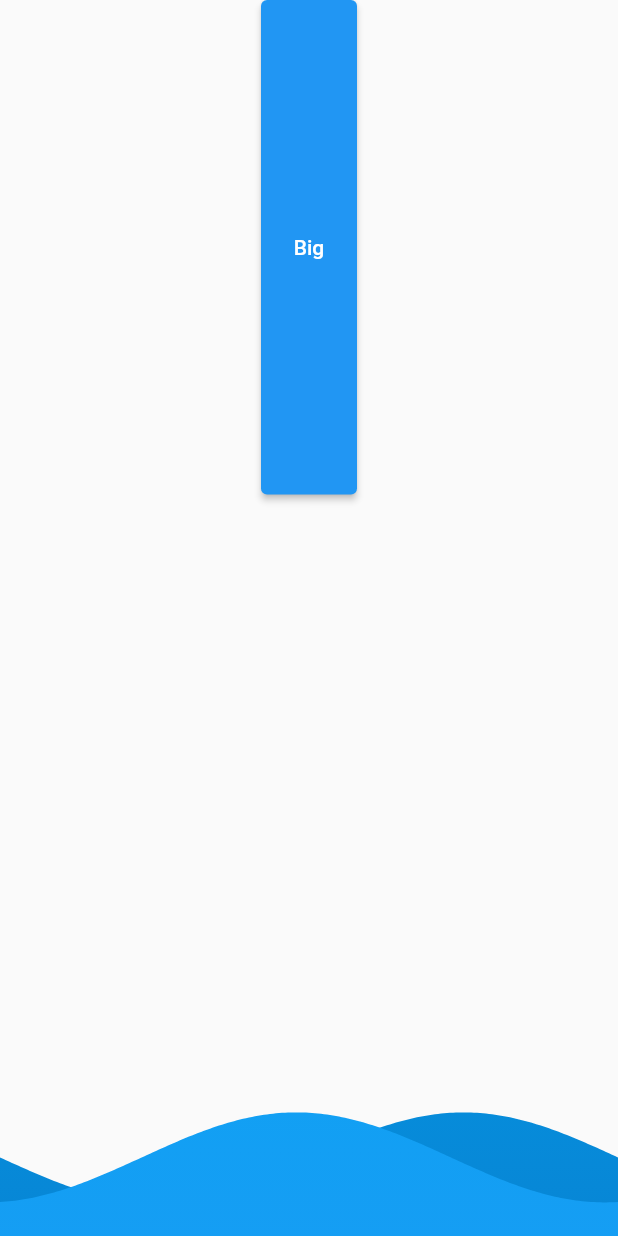
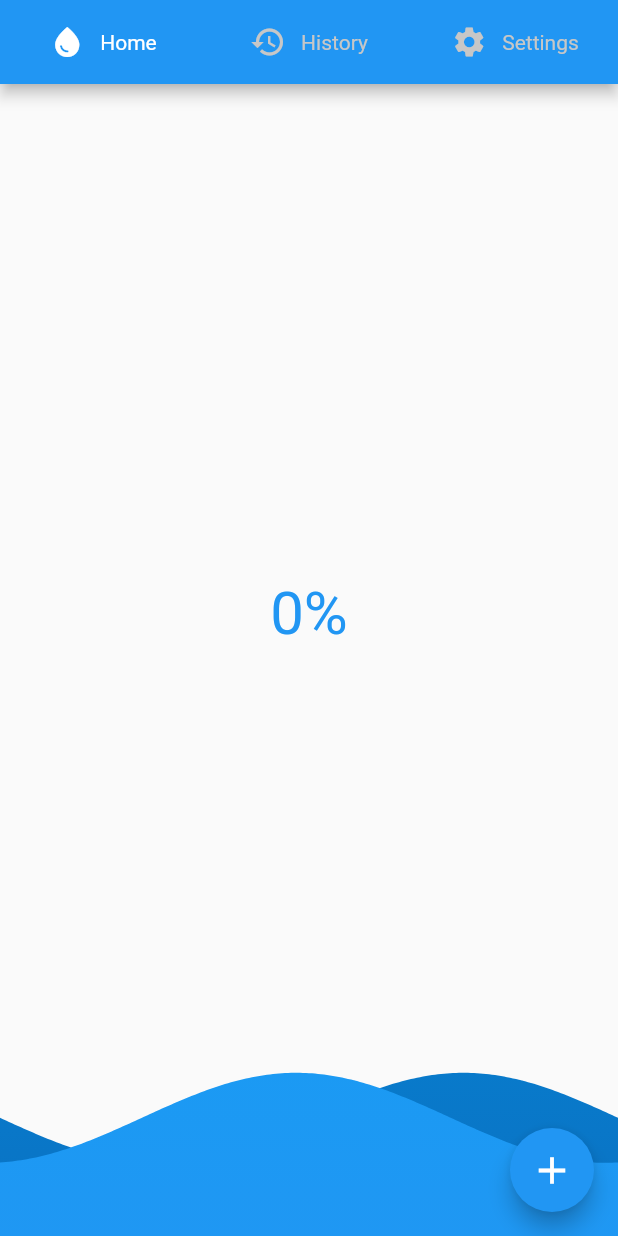
Before and after one commit to RuanEmanuell/waterreminder, a Flutter app: the screen it shows after launch, on a phone screen of 412 x 824 dp. Run offline on Flutter 3.47's test engine with Material 2 defaults, Android fonts, the phone set to English and light mode, and no system bars; drawn by our look-alikes of wave.

Commit message:
starting home screen

```diff
--- a/lib/controller/controller.dart
+++ b/lib/controller/controller.dart
@@ -1,5 +1,12 @@
 import "package:flutter/material.dart";
 
-class Controller extends ChangeNotifier{
-  bool big=false;
+class Controller extends ChangeNotifier {
+  int percentage = 0;
+  double size = 0.8;
+
+  increaseWater() {
+    percentage = percentage + 10;
+    size = size - 0.1;
+    notifyListeners();
+  }
 }
--- a/lib/screens/home.dart
+++ b/lib/screens/home.dart
@@ -5,45 +5,91 @@ import "package:wave/wave.dart";
 
 import "../controller/controller.dart";
 
-class HomeScreen extends StatelessWidget{
+class HomeScreen extends StatelessWidget {
   @override
-  Widget build(BuildContext context){
-    var screenHeight=MediaQuery.of(context).size.height;
-    var screenWidth=MediaQuery.of(context).size.width;
+  Widget build(BuildContext context) {
+    var screenHeight = MediaQuery.of(context).size.height;
+    var screenWidth = MediaQuery.of(context).size.width;
     return Scaffold(
-      body:SingleChildScrollView(
-        physics: NeverScrollableScrollPhysics(),
+        appBar: AppBar(actions: [
+          Expanded(
+              child: InkWell(
+            onTap: () {},
+            child: Row(
+              mainAxisAlignment: MainAxisAlignment.center,
+              children: [const Icon(Icons.water_drop), Container(width: 10), const Text("Home")],
+            ),
+          )),
+          Expanded(
+            child: InkWell(
+              onTap: () {},
+              child: Row(
+                mainAxisAlignment: MainAxisAlignment.center,
+                children: [
+                  const Icon(Icons.history, color: Color.fromARGB(255, 199, 199, 199)),
+                  Container(width: 10),
+                  const Text("History", style: TextStyle(color: Color.fromARGB(255, 199, 199, 199)))
+                ],
+              ),
+            ),
+          ),
+          Expanded(
+            child: InkWell(
+              onTap: () {},
+              child: Row(
+                mainAxisAlignment: MainAxisAlignment.center,
+                children: [
+                  const Icon(Icons.settings, color: Color.fromARGB(255, 199, 199, 199)),
+                  Container(width: 10),
+                  const Text("Settings", style: TextStyle(color: Color.fromARGB(255, 199, 199, 199)))
+                ],
+              ),
+            ),
+          ),
+        ]),
+        body: SingleChildScrollView(
+          physics: const NeverScrollableScrollPhysics(),
           child: Consumer<Controller>(
-          builder:(context, value, child) {
+            builder: (context, value, child) {
               return Column(
                 children: [
-                Container(height: screenHeight/2.5, child:ElevatedButton(
-                  onPressed:(){
-                    value.big=!value.big;
-                    value.notifyListeners();
-                  },
-                  child:Text("Big")
-                )),
-                WaveWidget(size: Size(screenWidth, screenHeight),
-                  config: CustomConfig(
-                    gradients:[
-                      [Color.fromARGB(255, 10, 110, 192), Colors.lightBlue],
+                  Stack(children: [
+                    WaveWidget(
+                      size: Size(screenWidth, screenHeight),
+                      config: CustomConfig(gradients: [
+                        [const Color.fromARGB(255, 10, 110, 192), Colors.lightBlue],
                         [Colors.blue, Colors.lightBlue],
-                    ],
-                    heightPercentages: [value.big ? 0.1: 0.5, value.big ? 0.1:0.5],
-                    durations:[
+                      ], heightPercentages: [
+                        value.size,
+                        value.size
+                      ], durations: [
                         5000,
                         6000
-                    ]
+                      ]),
                     ),
-
+                    Container(
+                      margin: EdgeInsets.only(top: screenHeight / 2.5),
+                      child: Center(
+                        child: Text("${value.percentage}%",
+                            style: TextStyle(
+                                fontSize: 40, color: value.size >= 0.4 ? Colors.blue : Colors.white)),
+                      ),
                     )
-
+                  ])
                 ],
               );
             },
           ),
-      )
-    );
+        ),
+        floatingActionButton: Consumer<Controller>(builder: (context, value, child) {
+          return FloatingActionButton(
+              onPressed: () {
+                if(value.percentage<100){
+                value.increaseWater();
+              }
+              },
+              backgroundColor: value.size >= 0.7 ? Colors.blue : Colors.white,
+              child: Icon(Icons.add, size: 30, color: value.size >= 0.7 ? Colors.white : Colors.blue));
+        }));
   }
 }
```
Also changed, not shown: lib/main.dart (+3 -8 lines). Lines whose indentation alone changed are shown as unchanged.
